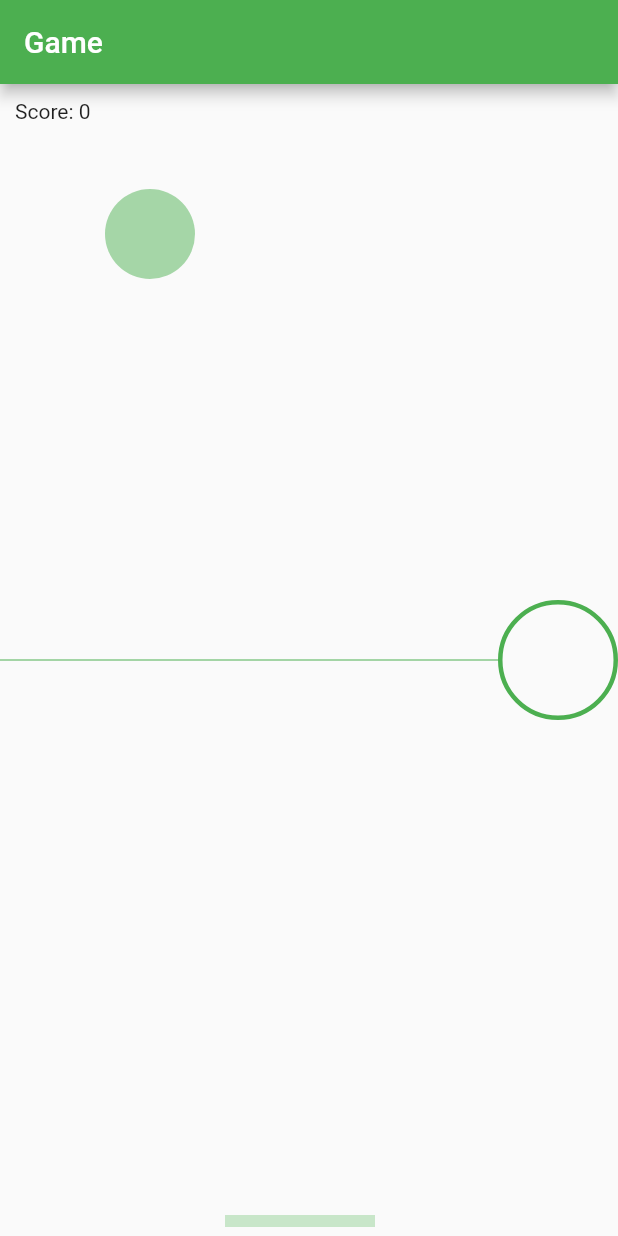
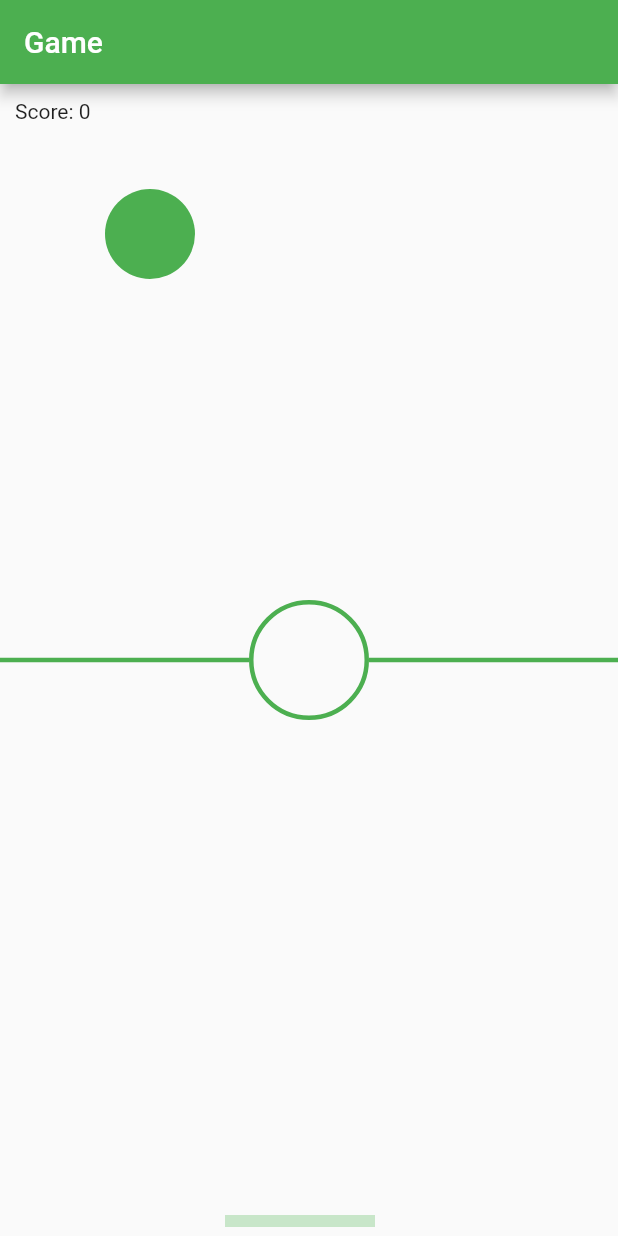
Before and after one commit to saber34bba/ping-pong-game, a Flutter app: the screen it shows after launch, on a phone screen of 412 x 824 dp. Run offline on Flutter 3.47's test engine with Material 2 defaults, Android fonts, the phone set to English and light mode, and no system bars.

Commit message:
ping pong flutter

```diff
--- a/lib/main.dart
+++ b/lib/main.dart
@@ -72,7 +72,7 @@ class _HomePageState extends State<MyHomePage>
       vsync: this,
     );
 
-    animation = Tween<double>(begin: 0, end: 800).animate(controller);
+    animation = Tween<double>(begin: 0, end: 0).animate(controller);
 
     animation.addListener(() {
       setState(() {
@@ -109,6 +109,7 @@ class _HomePageState extends State<MyHomePage>
                             child: Divider(
                               color: Colors.green,
                               height: 36,
+                              thickness: 3,
                             ),
                           ),
                           Container(
@@ -119,6 +120,13 @@ class _HomePageState extends State<MyHomePage>
                                 border:
                                     Border.all(color: Colors.green, width: 3)),
                           ),
+                              Expanded(
+                            child: Divider(
+                              color: Colors.green,
+                              height: 36,
+                              thickness: 3,
+                            ),
+                          ),
                         ],
                       )),
                   showScore(),
@@ -126,7 +134,16 @@ class _HomePageState extends State<MyHomePage>
                       top: 10,
                       left: 10,
                       child: Text("Score:\t" + score.toString())),
-                  Positioned(
+
+                  /*for (int i=1;i<3;i++)
+                    Positioned(
+                    top:posY>0? posY-i*20:posY+i*20,
+                    left:posX<0? posX-i*20:posX+i*20,
+                    child: CustomPaint(
+                      painter: Ballshadow(),
+                    ),
+                  ),*/
+                     Positioned(
                     top: posY,
                     left: posX,
                     child: CustomPaint(
@@ -163,18 +180,18 @@ class _HomePageState extends State<MyHomePage>
 
   bool show = false;
   Widget showScore() {
-    Future.delayed(const Duration(milliseconds: 5000), () {
+       return show
+        ? Align(
+            alignment: Alignment.center,
+            child: TweenAnimationBuilder<double>(
+              tween: Tween<double>(begin: 0, end: 300),
+              duration: const Duration(seconds: 5),
+              builder: (BuildContext context, double size, child) {
+                 Future.delayed(const Duration(seconds: 10), () {
       setState(() {
         show = false;
       });
     });
-    return show
-        ? Align(
-            alignment: Alignment.center,
-            child: TweenAnimationBuilder<double>(
-              tween: Tween<double>(begin: 0, end: 300),
-              duration: const Duration(seconds: 3),
-              builder: (BuildContext context, double size, child) {
                 return Text(
                   score.toString(),
                   style: TextStyle(fontSize: 30),
@@ -255,10 +272,31 @@ class _HomePageState extends State<MyHomePage>
 }
 
 class Ball extends CustomPainter {
+
+
   @override
   void paint(Canvas canvas, Size size) {
     Paint _paint = new Paint()
-      ..color = Colors.green[200]
+      ..color =  Colors.green
+      ..strokeWidth = 3;
+
+    canvas.drawCircle(Offset(100, size.height + 100), 30, _paint);
+  }
+
+  @override
+  bool shouldRepaint(covariant CustomPainter oldDelegate) {
+    // TODO: implement shouldRepaint
+    return true;
+  }
+}
+
+class Ballshadow extends CustomPainter {
+
+
+  @override
+  void paint(Canvas canvas, Size size) {
+    Paint _paint = new Paint()
+      ..color =  Colors.red[200].withOpacity(0.8)
       ..strokeWidth = 3;
 
     canvas.drawCircle(Offset(100, size.height + 100), 30, _paint);
```
